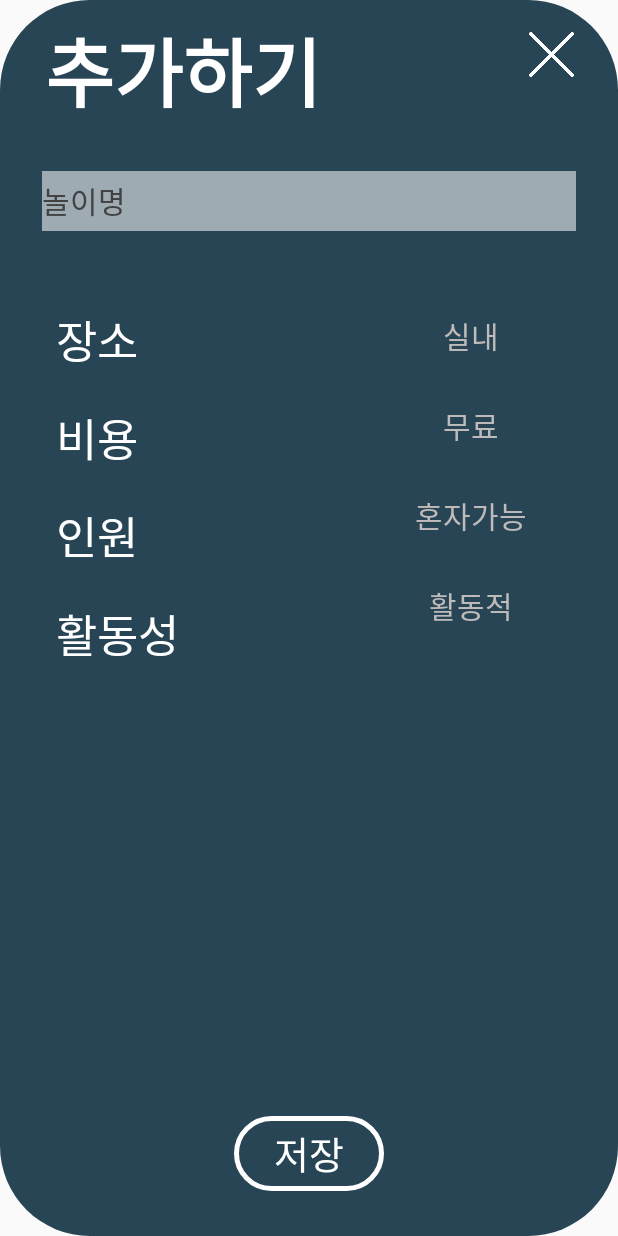
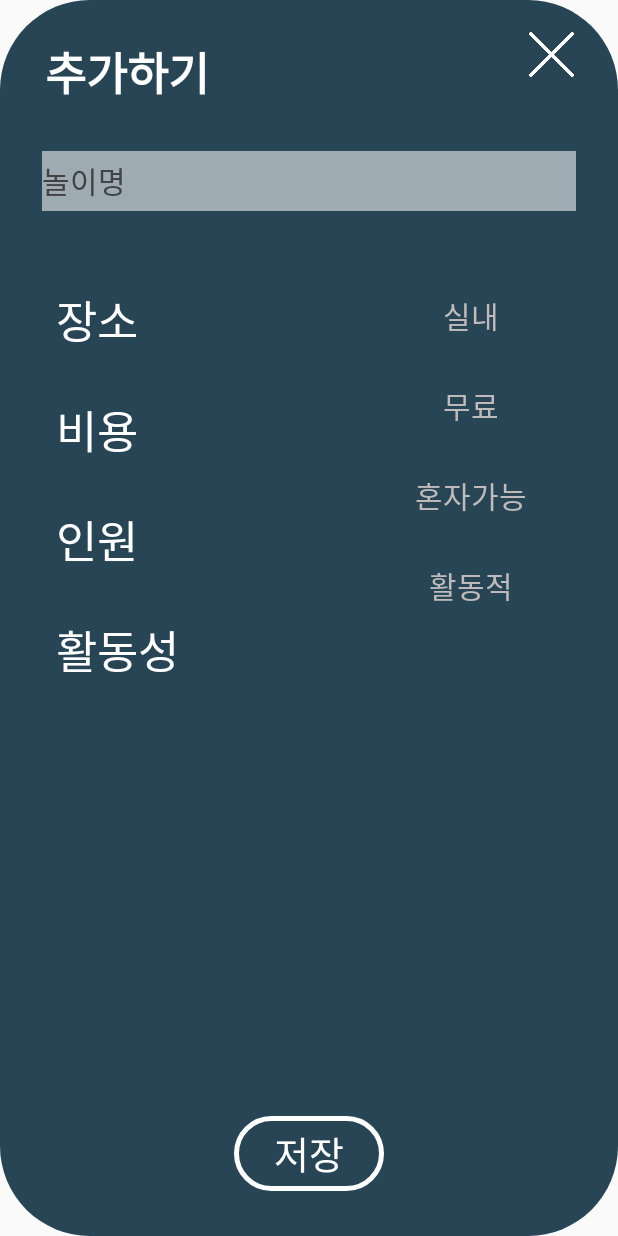
Before and after one commit to hololee/PLAY_APP, an Android app: the layout add_popup_layout.xml on its own in the app's theme, with its tools: preview values and no code run, on a phone screen of 412 x 824 dp. Run offline under Robolectric (Android 15) with nearby library versions, the phone set to English and light mode, and no system bars.

Commit message:
놀이목록 추가/수정 팝업 글씨 정렬 조절

```diff
--- a/app/src/main/res/layout/add_popup_layout.xml
+++ b/app/src/main/res/layout/add_popup_layout.xml
@@ -19,11 +19,11 @@
         android:layout_alignLeft="@id/addplay"
         android:layout_alignTop="@id/addplay"
         android:layout_marginLeft="30dp"
-        android:layout_marginTop="10dp"
+        android:layout_marginTop="25dp"
         android:text="추가하기"
         android:fontFamily="@font/system_font"
         android:textColor="#ffffff"
-        android:textSize="50sp"
+        android:textSize="30sp"
         android:textStyle="bold" />
 
     <ImageButton
@@ -86,7 +86,7 @@
         android:layout_height="wrap_content"
         android:layout_below="@id/place"
         android:layout_marginStart="37dp"
-        android:layout_marginTop="20dp"
+        android:layout_marginTop="28dp"
         android:text="비용"
         android:fontFamily="@font/system_font"
         android:textColor="#ffffff"
@@ -112,7 +112,7 @@
         android:layout_height="wrap_content"
         android:layout_below="@id/cost"
         android:layout_marginStart="37dp"
-        android:layout_marginTop="20dp"
+        android:layout_marginTop="28dp"
         android:text="인원"
         android:fontFamily="@font/system_font"
         android:textColor="#ffffff"
@@ -138,7 +138,7 @@
         android:layout_height="wrap_content"
         android:layout_below="@id/num"
         android:layout_marginStart="37dp"
-        android:layout_marginTop="20dp"
+        android:layout_marginTop="28dp"
         android:text="활동성"
         android:fontFamily="@font/system_font"
         android:textColor="#ffffff"
```
Also changed, not shown: app/src/main/res/layout/play_list_check_layout.xml (+7 -3 lines).
